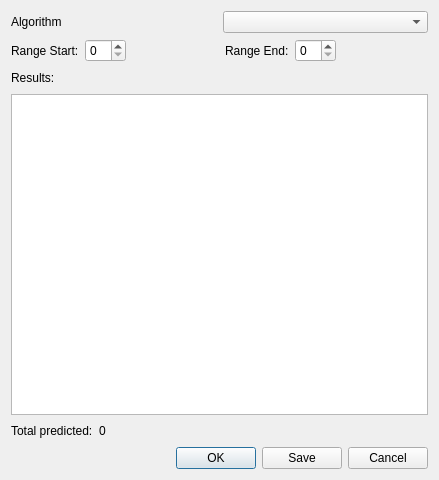
First picture: the form in src/corelibs/U2View/src/util_sec_struct_predict/SecStructDialog.ui, repository violethaze74/ugene, before the edit.
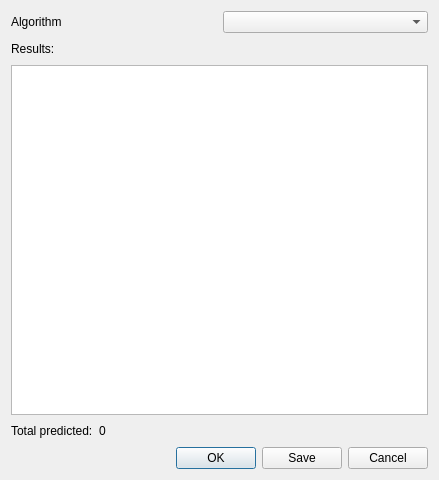
Second picture: the form after the edit.

Commit message: UGENE-5947. Region selection in SecStructPredict dialog

The edit to the form file:
```diff
--- a/src/corelibs/U2View/src/util_sec_struct_predict/SecStructDialog.ui
+++ b/src/corelibs/U2View/src/util_sec_struct_predict/SecStructDialog.ui
@@ -29,54 +29,7 @@
     </layout>
    </item>
    <item>
-    <layout class="QHBoxLayout" name="horizontalLayout_2">
-     <item>
-      <widget class="QLabel" name="label">
-       <property name="text">
-        <string>Range Start:</string>
-       </property>
-      </widget>
-     </item>
-     <item>
-      <widget class="QSpinBox" name="rangeStartSpinBox"/>
-     </item>
-     <item>
-      <spacer name="horizontalSpacer_2">
-       <property name="orientation">
-        <enum>Qt::Horizontal</enum>
-       </property>
-       <property name="sizeHint" stdset="0">
-        <size>
-         <width>40</width>
-         <height>20</height>
-        </size>
-       </property>
-      </spacer>
-     </item>
-     <item>
-      <widget class="QLabel" name="label_2">
-       <property name="text">
-        <string>Range End:</string>
-       </property>
-      </widget>
-     </item>
-     <item>
-      <widget class="QSpinBox" name="rangeEndSpinBox"/>
-     </item>
-     <item>
-      <spacer name="horizontalSpacer_3">
-       <property name="orientation">
-        <enum>Qt::Horizontal</enum>
-       </property>
-       <property name="sizeHint" stdset="0">
-        <size>
-         <width>40</width>
-         <height>20</height>
-        </size>
-       </property>
-      </spacer>
-     </item>
-    </layout>
+    <layout class="QHBoxLayout" name="rangeSelectorLayout"/>
    </item>
    <item>
     <layout class="QHBoxLayout" name="horizontalLayout">
```
Left out of the diff: 2 changed lines with no effect on the pictures. The commit also changes 2 other files.
